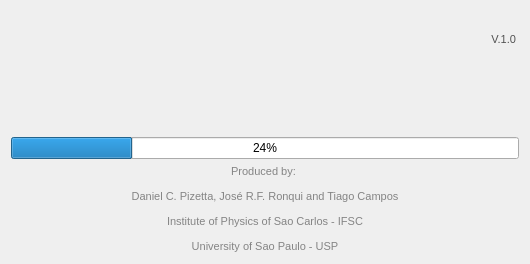
First picture: the form in sci_corpus/ui/start_dlg.ui, repository zericardo/sci-corpus, before the edit.
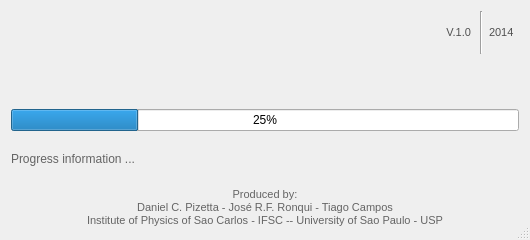
Second picture: the form after the edit. Icons and pictures are not drawn.

Commit message: FIX: Title bar on start screen is hidden. Improvements on starting screen.

The edit to the form file:
```diff
--- a/sci_corpus/ui/start_dlg.ui
+++ b/sci_corpus/ui/start_dlg.ui
@@ -13,7 +13,7 @@
     <x>0</x>
     <y>0</y>
     <width>530</width>
-    <height>264</height>
+    <height>240</height>
    </rect>
   </property>
   <property name="sizePolicy">
@@ -22,6 +22,18 @@
     <verstretch>0</verstretch>
    </sizepolicy>
   </property>
+  <property name="minimumSize">
+   <size>
+    <width>530</width>
+    <height>240</height>
+   </size>
+  </property>
+  <property name="maximumSize">
+   <size>
+    <width>530</width>
+    <height>240</height>
+   </size>
+  </property>
   <property name="windowTitle">
    <string/>
   </property>
@@ -29,46 +41,42 @@
    <iconset resource="icons/sci_corpus_resource.qrc">
     <normaloff>:/Window/Icon_Sci_Corpus.png</normaloff>:/Window/Icon_Sci_Corpus.png</iconset>
   </property>
+  <property name="sizeGripEnabled">
+   <bool>true</bool>
+  </property>
   <property name="modal">
    <bool>true</bool>
   </property>
   <layout class="QGridLayout" name="gridLayout">
-   <item row="0" column="0">
-    <widget class="QLabel" name="labelVersion">
+   <item row="0" column="2">
+    <widget class="Line" name="line">
+     <property name="orientation">
+      <enum>Qt::Vertical</enum>
+     </property>
+    </widget>
+   </item>
+   <item row="0" column="3">
+    <widget class="QLabel" name="labelYear">
+     <property name="maximumSize">
+      <size>
+       <width>30</width>
+       <height>16777215</height>
+      </size>
+     </property>
      <property name="styleSheet">
       <string notr="true">color: rgb(80, 80, 80);
-font: 63 20pt &quot;URW Gothic L&quot;;</string>
+font: &quot;URW Gothic L&quot;;</string>
      </property>
      <property name="text">
-      <string>&lt;html&gt;&lt;head/&gt;&lt;body&gt;&lt;p&gt;&lt;span style=&quot; font-size:8pt;&quot;&gt;V.1.0 &lt;/span&gt;&lt;/p&gt;&lt;/body&gt;&lt;/html&gt;</string>
+      <string>&lt;html&gt;&lt;head/&gt;&lt;body&gt;&lt;p&gt;&lt;span style=&quot; font-size:8pt;&quot;&gt;2014&lt;/span&gt;&lt;/p&gt;&lt;/body&gt;&lt;/html&gt;</string>
      </property>
-     <property name="textFormat">
-      <enum>Qt::AutoText</enum>
-     </property>
-     <property name="alignment">
-      <set>Qt::AlignRight|Qt::AlignTrailing|Qt::AlignVCenter</set>
-     </property>
     </widget>
    </item>
-   <item row="4" column="0">
-    <widget class="QLabel" name="labelProducedBy">
-     <property name="styleSheet">
-      <string notr="true">color: rgb(132, 132, 132);</string>
-     </property>
-     <property name="text">
-      <string>&lt;html&gt;&lt;head/&gt;&lt;body&gt;&lt;p align=&quot;center&quot;&gt;&lt;span style=&quot; font-size:8pt;&quot;&gt;Produced by: &lt;/span&gt;&lt;/p&gt;&lt;p align=&quot;center&quot;&gt;&lt;span style=&quot; font-size:8pt;&quot;&gt;Daniel C. Pizetta, José R.F. Ronqui and Tiago Campos&lt;/span&gt;&lt;/p&gt;&lt;p align=&quot;center&quot;&gt;&lt;span style=&quot; font-size:8pt;&quot;&gt;Institute of Physics of Sao Carlos - IFSC&lt;/span&gt;&lt;/p&gt;&lt;p align=&quot;center&quot;&gt;&lt;span style=&quot; font-size:8pt;&quot;&gt;University of Sao Paulo - USP&lt;/span&gt;&lt;/p&gt;&lt;/body&gt;&lt;/html&gt;</string>
-     </property>
-    </widget>
-   </item>
-   <item row="3" column="0">
-    <widget class="QProgressBar" name="progressBar">
-     <property name="value">
-      <number>24</number>
-     </property>
-    </widget>
-   </item>
-   <item row="2" column="0">
+   <item row="2" column="0" colspan="4">
     <widget class="QLabel" name="labelIcon">
+     <property name="enabled">
+      <bool>true</bool>
+     </property>
      <property name="maximumSize">
       <size>
        <width>16777215</width>
@@ -86,6 +94,61 @@
      </property>
     </widget>
    </item>
+   <item row="3" column="0" colspan="4">
+    <widget class="QProgressBar" name="progressBar">
+     <property name="styleSheet">
+      <string notr="true"/>
+     </property>
+     <property name="value">
+      <number>25</number>
+     </property>
+     <property name="textDirection">
+      <enum>QProgressBar::TopToBottom</enum>
+     </property>
+    </widget>
+   </item>
+   <item row="4" column="0" colspan="4">
+    <widget class="QLabel" name="labelInformationProgress">
+     <property name="styleSheet">
+      <string notr="true">color: rgb(100, 100, 100);
+</string>
+     </property>
+     <property name="text">
+      <string>Progress information ...</string>
+     </property>
+    </widget>
+   </item>
+   <item row="5" column="0" colspan="4">
+    <widget class="QLabel" name="labelProducedBy">
+     <property name="styleSheet">
+      <string notr="true">color: rgb(100, 100, 100);
+</string>
+     </property>
+     <property name="text">
+      <string>&lt;html&gt;&lt;head/&gt;&lt;body&gt;&lt;p align=&quot;center&quot;&gt;&lt;span style=&quot; font-size:8pt;&quot;&gt;Produced by: &lt;br&gt;Daniel C. Pizetta - José R.F. Ronqui - Tiago Campos&lt;br&gt;Institute of Physics of Sao Carlos - IFSC -- University of Sao Paulo - USP&lt;/span&gt;&lt;/p&gt;&lt;/body&gt;&lt;/html&gt;</string>
+     </property>
+     <property name="textFormat">
+      <enum>Qt::AutoText</enum>
+     </property>
+    </widget>
+   </item>
+   <item row="0" column="0" colspan="2">
+    <widget class="QLabel" name="labelVersion">
+     <property name="styleSheet">
+      <string notr="true">color: rgb(80, 80, 80);
+font: &quot;URW Gothic L&quot;;</string>
+     </property>
+     <property name="text">
+      <string>&lt;html&gt;&lt;head/&gt;&lt;body&gt;&lt;p&gt;&lt;span style=&quot; font-size:8pt;&quot;&gt;V.1.0 &lt;/span&gt;&lt;/p&gt;&lt;/body&gt;&lt;/html&gt;</string>
+     </property>
+     <property name="textFormat">
+      <enum>Qt::AutoText</enum>
+     </property>
+     <property name="alignment">
+      <set>Qt::AlignRight|Qt::AlignTrailing|Qt::AlignVCenter</set>
+     </property>
+    </widget>
+   </item>
   </layout>
  </widget>
  <resources>
```
The commit also changes 3 other files.
